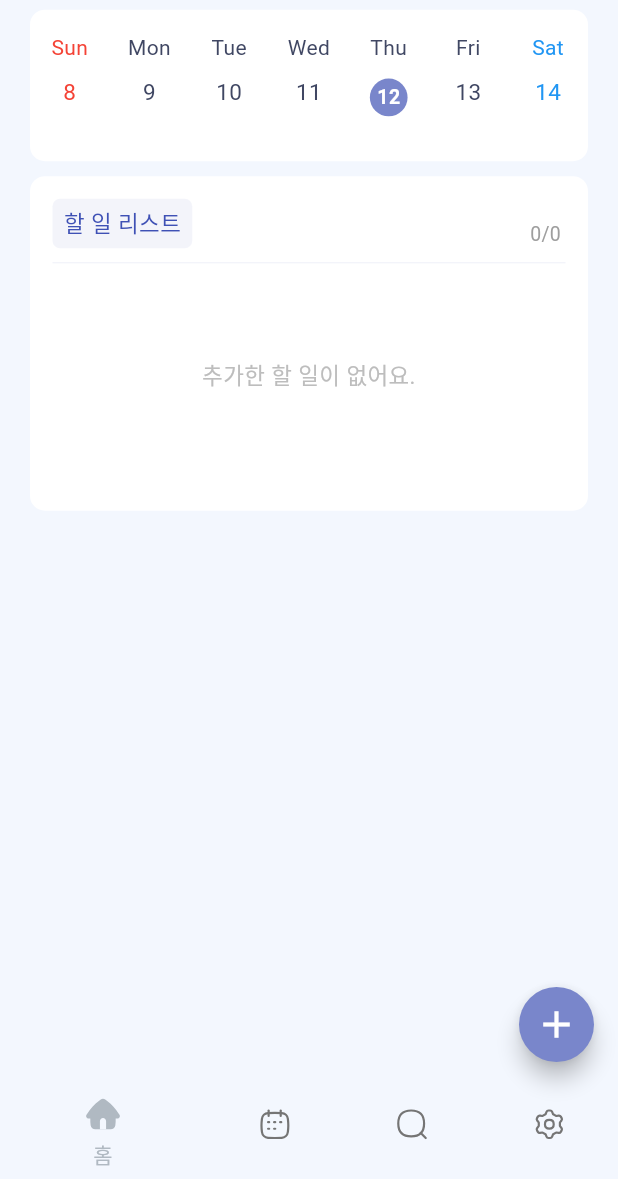
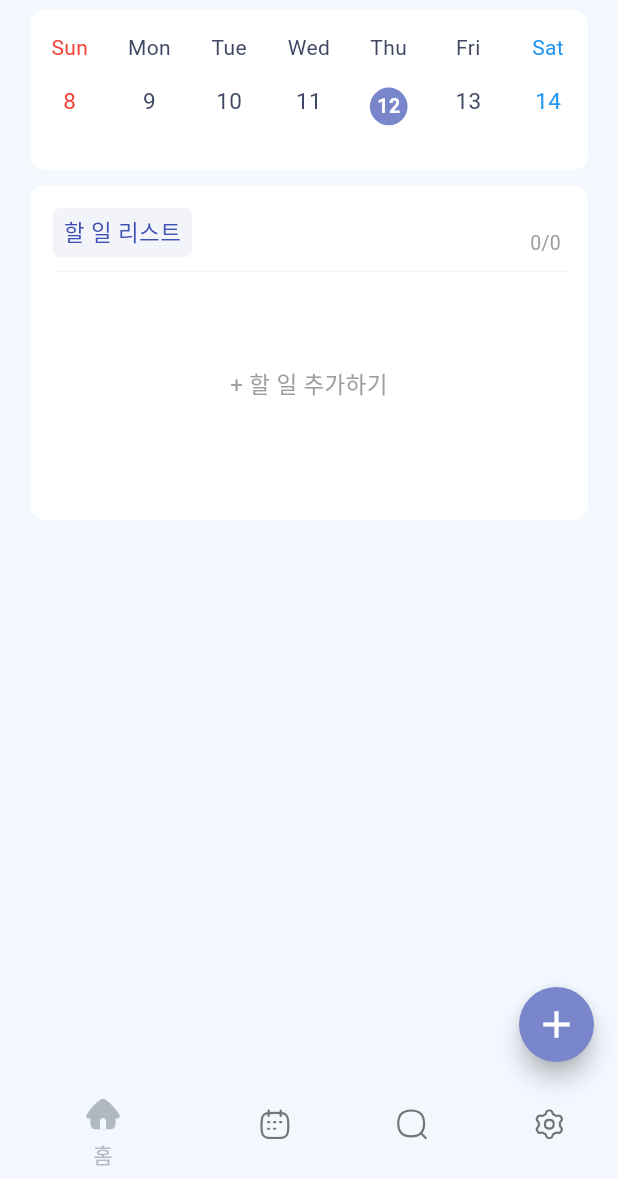
Before and after one commit to kthdd1234/todo_tracker_app, a Flutter app: the HomePage screen opened directly with empty values, on a phone screen of 412 x 824 dp, the part 57-1236 px from its top. Run offline on Flutter 3.47's test engine with Material 3 defaults, Android fonts, the phone set to English and light mode, and no system bars; drawn by our look-alikes of flutter_speed_dial, table_calendar; our stand-ins replace cached_network_image, carousel_slider, cloud_firestore, easy_localization, firebase_auth, firebase_core and 12 more; missing offline and left inert: app_tracking_transparency, flutter_email_sender, flutter_windowmanager, home_widget, privacy_screen, purchases_flutter; accounts and stored records are empty; Roboto replaces fonts that are missing (Omyu).

```diff
--- a/lib/body/RecordBody.dart
+++ b/lib/body/RecordBody.dart
@@ -1,31 +1,40 @@
 import 'package:flutter/material.dart';
-import 'package:todo_tracker_app/body/record/RecordAppBar.dart';
-import 'package:todo_tracker_app/body/record/RecordCalendar.dart';
-import 'package:todo_tracker_app/body/record/RecordContainer.dart';
-import 'package:todo_tracker_app/body/record/RecordMemo.dart';
+import 'package:provider/provider.dart';
+import 'package:todo_tracker_app/body/record/recordScreen/RecordScreenPhone.dart';
+import 'package:todo_tracker_app/body/record/recordScreen/RecordScreenTablet.dart';
+import 'package:todo_tracker_app/provider/SelectedDateTimeProvider.dart';
+import 'package:todo_tracker_app/provider/TitleDateTimeProvider.dart';
+import 'package:todo_tracker_app/util/final.dart';
 
 class RecordBody extends StatelessWidget {
   const RecordBody({super.key});
 
   @override
   Widget build(BuildContext context) {
-    return GestureDetector(
-      child: Column(
-        children: [
-          RecordAppBar(),
-          Expanded(
-            child: SingleChildScrollView(
-              child: Column(
-                children: [
-                  RecordCalendar(),
-                  const RecordMemo(),
-                  const RecordContainer()
-                ],
-              ),
-            ),
-          )
-        ],
-      ),
-    );
+    DateTime selectedDateTime =
+        context.watch<SelectedDateTimeProvider>().selectedDateTime;
+
+    onHorizontalDragEnd(DragEndDetails dragEndDetails) {
+      double? primaryVelocity = dragEndDetails.primaryVelocity;
+
+      if (primaryVelocity == null) {
+        return;
+      } else if (primaryVelocity > 0) {
+        selectedDateTime = selectedDateTime.subtract(const Duration(days: 1));
+      } else if (primaryVelocity < 0) {
+        selectedDateTime = selectedDateTime.add(const Duration(days: 1));
+      }
+
+      context
+          .read<SelectedDateTimeProvider>()
+          .changeSelectedDateTime(dateTime: selectedDateTime);
+      context
+          .read<TitleDateTimeProvider>()
+          .changeTitleDateTime(dateTime: selectedDateTime);
+    }
+
+    return isTablet
+        ? RecordScreenTablet(onHorizontalDragEnd: onHorizontalDragEnd)
+        : RecordScreenPhone(onHorizontalDragEnd: onHorizontalDragEnd);
   }
 }
--- a/lib/body/record/RecordAppBar.dart
+++ b/lib/body/record/RecordAppBar.dart
@@ -122,10 +122,12 @@ class _RecordAppBarState extends State<RecordAppBar> {
           ),
           const Spacer(),
           onAction(
-            svg: calendarFormatSvg[userInfo.calendarFormat]!,
+            svg: isTablet
+                ? 'one-month'
+                : calendarFormatSvg[userInfo.calendarFormat]!,
             width: 18.5,
             right: 10,
-            onTap: onFormatChanged,
+            onTap: isTablet ? () {} : onFormatChanged,
           ),
           onAction(
             svg: 'list-add',
--- a/lib/body/record/RecordContainer.dart
+++ b/lib/body/record/RecordContainer.dart
@@ -14,7 +14,7 @@ import 'package:todo_tracker_app/util/class.dart';
 import 'package:todo_tracker_app/util/func.dart';
 
 class RecordContainer extends StatelessWidget {
-  const RecordContainer({super.key});
+  RecordContainer({super.key});
 
   @override
   Widget build(BuildContext context) {
--- a/lib/body/record/recordContainer/item/RecordItemEmpty.dart
+++ b/lib/body/record/recordContainer/item/RecordItemEmpty.dart
@@ -45,8 +45,8 @@ class RecordItemEmpty extends StatelessWidget {
         height: 150,
         child: Center(
           child: CommonText(
-            text: '추가한 할 일이 없어요.',
-            color: isLight ? grey.s400 : grey.s300,
+            text: '+ 할 일 추가하기',
+            color: isLight ? Colors.grey : grey.s300,
           ),
         ),
       ),
--- /dev/null
+++ b/lib/body/record/recordScreen/RecordScreenPhone.dart
@@ -0,0 +1,30 @@
+import 'package:flutter/cupertino.dart';
+import 'package:todo_tracker_app/body/record/RecordAppBar.dart';
+import 'package:todo_tracker_app/body/record/RecordCalendar.dart';
+import 'package:todo_tracker_app/body/record/RecordContainer.dart';
+import 'package:todo_tracker_app/body/record/RecordMemo.dart';
+
+class RecordScreenPhone extends StatelessWidget {
+  RecordScreenPhone({super.key, required this.onHorizontalDragEnd});
+
+  Function(DragEndDetails) onHorizontalDragEnd;
+
+  @override
+  Widget build(BuildContext context) {
+    return GestureDetector(
+      onHorizontalDragEnd: onHorizontalDragEnd,
+      child: Column(
+        children: [
+          RecordAppBar(),
+          Expanded(
+            child: SingleChildScrollView(
+              child: Column(
+                children: [RecordCalendar(), RecordMemo(), RecordContainer()],
+              ),
+            ),
+          )
+        ],
+      ),
+    );
+  }
+}
--- a/lib/common/CommonAppBarTitle.dart
+++ b/lib/common/CommonAppBarTitle.dart
@@ -1,15 +1,10 @@
-import 'package:easy_localization/easy_localization.dart';
-import 'package:flutter/cupertino.dart';
 import 'package:flutter/material.dart';
 import 'package:provider/provider.dart';
 import 'package:todo_tracker_app/common/CommonSvgText.dart';
-import 'package:todo_tracker_app/common/CommonText.dart';
 import 'package:todo_tracker_app/provider/FontSizeProvider.dart';
 import 'package:todo_tracker_app/provider/ThemeProvider.dart';
-import 'package:todo_tracker_app/provider/TitleDateTimeProvider.dart';
 import 'package:todo_tracker_app/util/constants.dart';
 import 'package:todo_tracker_app/util/enum.dart';
-import 'package:todo_tracker_app/util/func.dart';
 
 class CommonAppBarTitle extends StatelessWidget {
   CommonAppBarTitle({
--- a/lib/common/CommonCalendar.dart
+++ b/lib/common/CommonCalendar.dart
@@ -108,7 +108,7 @@ class _CommonCalendarState extends State<CommonCalendar> {
           todayTextStyle: TextStyle(
             color: isLight ? Colors.white : calendarSelectedDateTimeTextColor,
             fontWeight: isLight ? FontWeight.bold : null,
-            fontSize: 13,
+            fontSize: widget.initFontSize - 2,
           ),
         ),
         availableGestures: widget.shouldFillViewport
@@ -128,6 +128,7 @@ class _CommonCalendarState extends State<CommonCalendar> {
               : null,
         ),
         headerVisible: false,
+        daysOfWeekHeight: 22,
         firstDay: DateTime.utc(2000, 1, 1),
         lastDay: DateTime.utc(3000, 1, 1),
         currentDay: widget.selectedDateTime,
--- a/lib/page/MemoPage.dart
+++ b/lib/page/MemoPage.dart
@@ -268,7 +268,7 @@ class _MemoPageState extends State<MemoPage> {
                                   controller: memoContoller,
                                   cursorColor: cursorColor,
                                   textAlign: textAlign,
-                                  fontSize: 15,
+                                  fontSize: fontSize,
                                   onChanged: (_) {},
                                 ),
                               ],
--- a/lib/widget/bottomSheet/TaskBottomSheet.dart
+++ b/lib/widget/bottomSheet/TaskBottomSheet.dart
@@ -217,7 +217,7 @@ class _TaskBottomSheetState extends State<TaskBottomSheet> {
       padding: EdgeInsets.only(bottom: bottom),
       child: CommonModalSheet(
         title: '할 일 추가',
-        height: 257.5,
+        height: isTablet ? 275 : 257.5,
         child: CommonContainer(
           innerPadding: const EdgeInsets.symmetric(horizontal: 15),
           child: ListView(
--- a/lib/widget/bottomSheet/TaskInfoBottomSheet.dart
+++ b/lib/widget/bottomSheet/TaskInfoBottomSheet.dart
@@ -65,7 +65,7 @@ class _TaskInfoBottomSheetState extends State<TaskInfoBottomSheet> {
     Widget onTag({required String text}) {
       return CommonTag(
         text: text,
-        isBold: true,
+        isBold: !isLight,
         textColor: isLight ? color.original : Colors.white,
         bgColor: isLight ? color.s50 : color.s400,
         initFontSize: fontSize - 3,
@@ -196,7 +196,7 @@ class _TaskInfoBottomSheetState extends State<TaskInfoBottomSheet> {
 
     return CommonModalSheet(
       title: widget.taskInfo.name,
-      height: 597,
+      height: 600,
       isNotTr: true,
       actionButton: const ModalCloseButton(),
       child: Column(
@@ -225,6 +225,7 @@ class _TaskInfoBottomSheetState extends State<TaskInfoBottomSheet> {
                   ),
                 ),
                 TableCalendar(
+                  daysOfWeekHeight: 22,
                   locale: locale,
                   headerVisible: false,
                   focusedDay: titleDateTime,
```
Also changed, not shown: lib/body/record/RecordMemo.dart (+18 -2 lines), lib/body/record/recordScreen/RecordScreenTablet.dart (added, +35 -0 lines).
